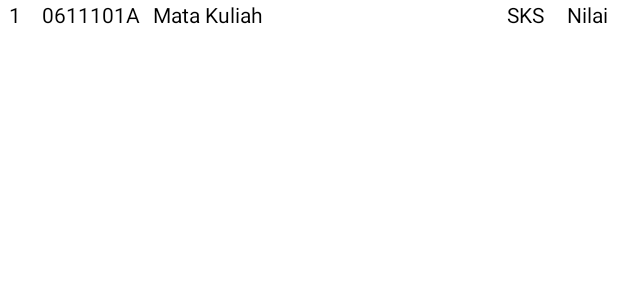
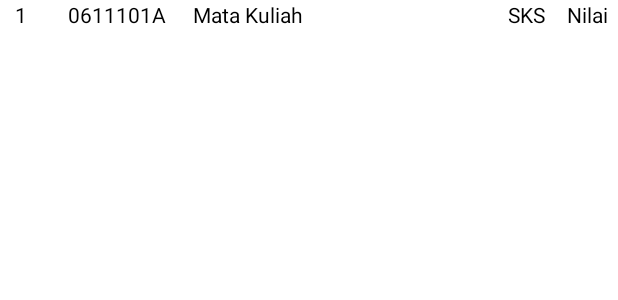
Before and after one commit to luteh/KampusOnline, an Android app: the layout fragment_hasil_studi_item.xml on its own in the app's theme, with its tools: preview values and no code run, on a phone screen of 412 x 824 dp. Shown: the top 300 px of the screen. Run offline under Robolectric (Android 15) with nearby library versions, the phone set to English and light mode, and no system bars.

Commit message:
Change layout style

```diff
--- a/app/src/main/res/layout/fragment_hasil_studi_item.xml
+++ b/app/src/main/res/layout/fragment_hasil_studi_item.xml
@@ -3,14 +3,13 @@
     xmlns:tools="http://schemas.android.com/tools"
     android:layout_width="match_parent"
     android:layout_height="wrap_content"
-    android:orientation="horizontal"
-    android:weightSum="100">
+    android:orientation="horizontal">
 
     <TextView
         android:id="@+id/tvNumber"
         android:layout_width="0dp"
         android:layout_height="wrap_content"
-        android:layout_weight="5"
+        android:layout_weight="7"
         android:gravity="center"
         android:textColor="@android:color/black"
         android:textSize="@dimen/text_small_14"
@@ -20,7 +19,7 @@
         android:id="@+id/tvKode"
         android:layout_width="0dp"
         android:layout_height="wrap_content"
-        android:layout_weight="20"
+        android:layout_weight="25"
         android:gravity="center"
         android:textColor="@android:color/black"
         android:textSize="@dimen/text_small_14"
@@ -30,7 +29,7 @@
         android:id="@+id/tvMataKuliah"
         android:layout_width="0dp"
         android:layout_height="wrap_content"
-        android:layout_weight="55"
+        android:layout_weight="50"
         android:textColor="@android:color/black"
         android:textSize="@dimen/text_small_14"
         tools:text="Mata Kuliah" />
--- a/app/src/main/res/layout/fragment_jadwal_kuliah.xml
+++ b/app/src/main/res/layout/fragment_jadwal_kuliah.xml
@@ -27,5 +27,6 @@
     <androidx.recyclerview.widget.RecyclerView
         android:id="@+id/rvJadwalKuliah"
         android:layout_width="match_parent"
-        android:layout_height="wrap_content" />
+        android:layout_height="wrap_content"
+        android:layout_marginTop="@dimen/margin_default" />
 </LinearLayout>
```
Also changed, not shown: app/src/main/res/layout/fragment_hasil_studi.xml (+4 -5 lines), app/src/main/res/layout/fragment_jadwal_kuliah_item.xml (+12 -5 lines).
